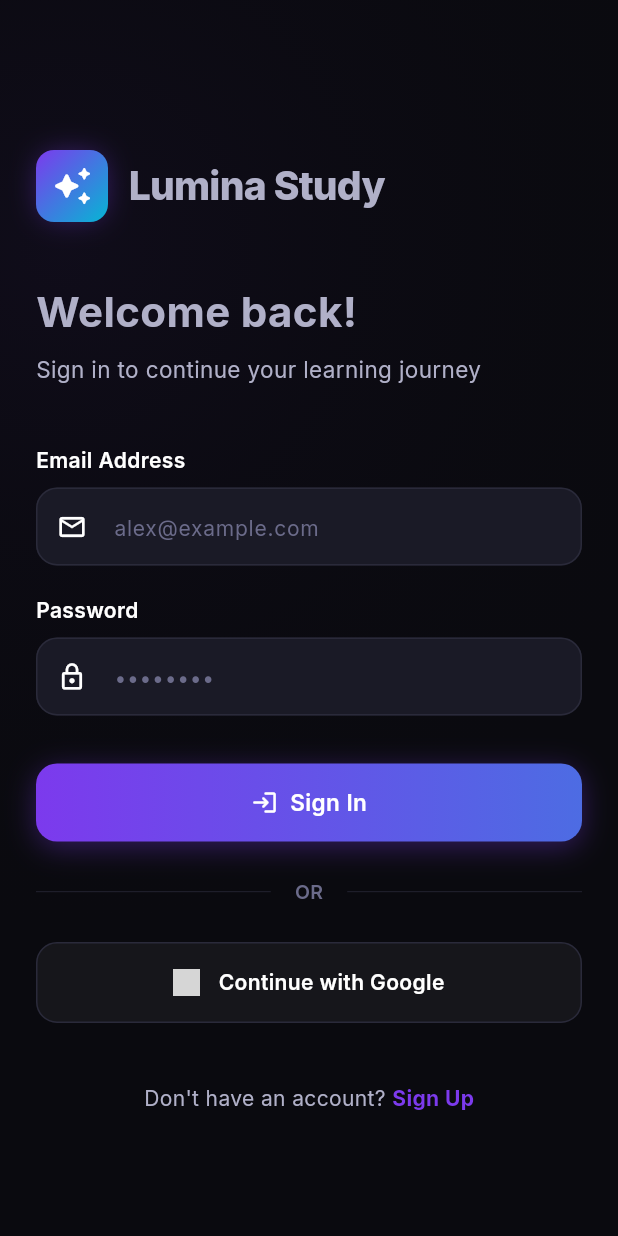
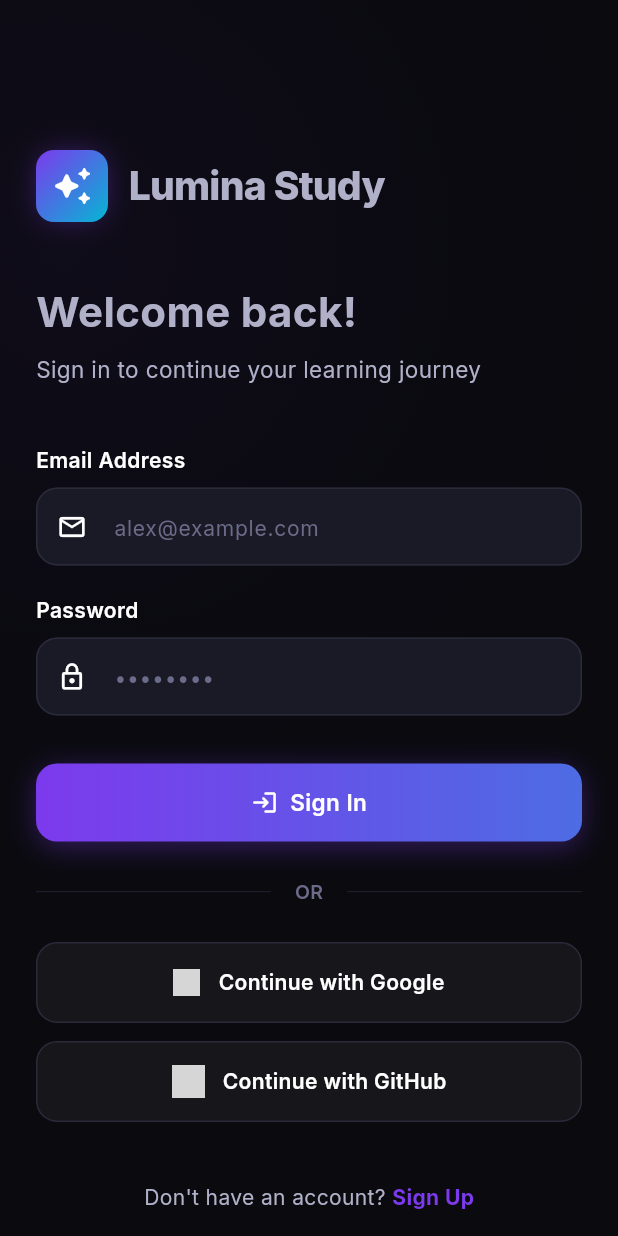
Before and after one commit to Faakhir03Memon/Lumina-Study, a Flutter app: the screen it shows after launch, on a phone screen of 412 x 824 dp. Run offline on Flutter 3.47's test engine with Material 3 defaults, Android fonts, the phone set to English and light mode, and no system bars; drawn by our look-alikes of flutter_animate; our stand-ins replace cached_network_image, cloud_firestore, file_picker, firebase_auth, firebase_core, flutter_highlight and 5 more; missing offline and left inert: syncfusion_flutter_pdf; accounts and stored records are empty; network calls fail; grey boxes are pictures that could not be loaded.

Commit message:
feat: add user authentication service and login screen with email, Google, and GitHub options.

```diff
--- a/lumina_study/lib/features/auth/login_screen.dart
+++ b/lumina_study/lib/features/auth/login_screen.dart
@@ -17,6 +17,7 @@ class _LoginScreenState extends State<LoginScreen> {
   final _passwordController = TextEditingController();
   bool _isLoading = false;
   bool _isGoogleLoading = false;
+  bool _isGithubLoading = false;
 
   Future<void> _login() async {
     final email = _emailController.text.trim();
@@ -50,6 +51,21 @@ class _LoginScreenState extends State<LoginScreen> {
       }
     } finally {
       if (mounted) setState(() => _isGoogleLoading = false);
+    }
+  }
+
+  Future<void> _loginWithGitHub() async {
+    setState(() => _isGithubLoading = true);
+    try {
+      await AuthService().signInWithGitHub();
+    } catch (e) {
+      if (mounted) {
+        ScaffoldMessenger.of(context).showSnackBar(
+          SnackBar(content: Text('❌ GitHub Sign-In failed: $e'), backgroundColor: AppColors.error),
+        );
+      }
+    } finally {
+      if (mounted) setState(() => _isGithubLoading = false);
     }
   }
 
@@ -173,6 +189,33 @@ class _LoginScreenState extends State<LoginScreen> {
                 ),
               ),
 
+              const SizedBox(height: 12),
+
+              // GitHub Login Button
+              GestureDetector(
+                onTap: _isGithubLoading ? null : _loginWithGitHub,
+                child: Container(
+                  height: 54,
+                  decoration: BoxDecoration(
+                    color: Colors.white.withOpacity(0.05),
+                    borderRadius: BorderRadius.circular(14),
+                    border: Border.all(color: AppColors.bgBorder),
+                  ),
+                  child: Center(
+                    child: _isGithubLoading
+                        ? const SizedBox(width: 20, height: 20, child: CircularProgressIndicator(strokeWidth: 2, color: Colors.white))
+                        : Row(
+                            mainAxisSize: MainAxisSize.min,
+                            children: [
+                              Image.network('https://github.githubassets.com/images/modules/logos_page/GitHub-Mark.png', width: 22, color: Colors.white),
+                              const SizedBox(width: 12),
+                              const Text('Continue with GitHub', style: TextStyle(fontWeight: FontWeight.w600, fontSize: 14, color: Colors.white)),
+                            ],
+                          ),
+                  ),
+                ),
+              ),
+
               const SizedBox(height: 40),
 
               Center(
```
Also changed, not shown: lumina_study/lib/shared/services/auth_service.dart (+21 -0 lines).
